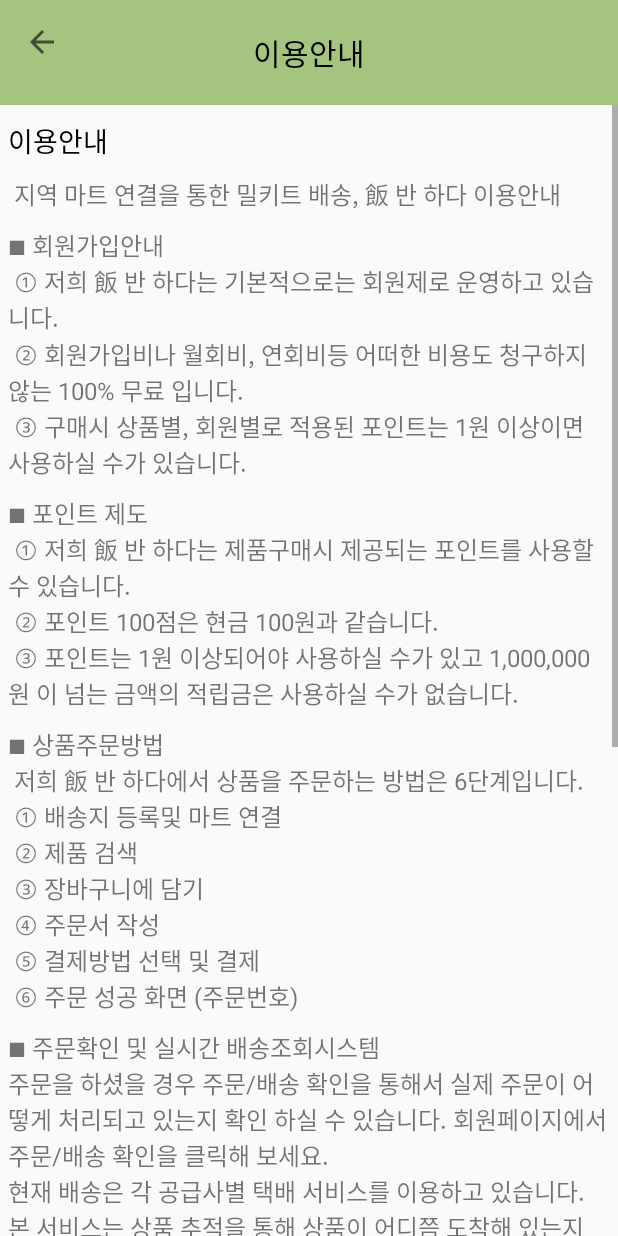
After one commit to seungkloveit/Banhada, an Android app: the Information_Use screen opened directly, with no data from a screen before it, on a phone screen of 412 x 824 dp. The commit adds this screen. Run offline under Robolectric (Android 15) with nearby library versions, the phone set to English and light mode, and no system bars.

Commit message:
소비자앱 수정
마이페이지 - 이용안내화면 추가

```diff
--- a/Banhada/app/src/main/AndroidManifest.xml
+++ b/Banhada/app/src/main/AndroidManifest.xml
@@ -11,6 +11,7 @@
         android:roundIcon="@mipmap/ic_launcher_round"
         android:supportsRtl="true"
         android:theme="@style/AppTheme">
+        <activity android:name="com.banhada.mypage.Information_Use"></activity>
         <activity android:name="com.banhada.product.popular_product" />
         <activity android:name="com.banhada.mypage.QnA_write" />
         <activity android:name="com.banhada.mypage.Notice" />
--- a/Banhada/app/src/main/java/com/banhada/HomeActivity.java
+++ b/Banhada/app/src/main/java/com/banhada/HomeActivity.java
@@ -74,6 +74,7 @@ public class HomeActivity extends AppCompatActivity {
         // 1. 액티비티가 아닌 프래그먼트를 이용한다.
         // 2. 모든 화면에 바텀 네비게이션을 추가한다.
         // 3. 딱히 다른 화면에서 안써도 된다. = 현상유지
+        // 홈으로 이동하기, 검색, 장바구니는 모든 화면에서 사용 가능해야 하는 기능이기 때문에 모든 화면에 바텀 네비게이션을 추가하는게 좋을거 같음 (형찬)
         BottomNavigationView bnv = (BottomNavigationView) findViewById(R.id.bn);
         bnv.setOnNavigationItemSelectedListener(new BottomNavigationView.OnNavigationItemSelectedListener() {
             @Override
--- /dev/null
+++ b/Banhada/app/src/main/java/com/banhada/mypage/Information_Use.java
@@ -0,0 +1,35 @@
+package com.banhada.mypage;
+
+import androidx.appcompat.app.ActionBar;
+import androidx.appcompat.app.AppCompatActivity;
+import androidx.appcompat.widget.Toolbar;
+
+import android.os.Bundle;
+import android.view.MenuItem;
+
+import com.example.banhada.R;
+
+public class Information_Use extends AppCompatActivity {
+
+    @Override
+    protected void onCreate(Bundle savedInstanceState) {
+        super.onCreate(savedInstanceState);
+        setContentView(R.layout.activity_information__use);
+
+        Toolbar toolbar = findViewById(R.id.toolbar);
+        setSupportActionBar(toolbar);
+        ActionBar actionBar = getSupportActionBar();
+        actionBar.setDisplayShowCustomEnabled(true);
+        actionBar.setDisplayShowTitleEnabled(false);
+        actionBar.setDisplayHomeAsUpEnabled(true);
+    }
+    @Override
+    public boolean onOptionsItemSelected(MenuItem item) {
+        switch (item.getItemId()){
+            case android.R.id.home:{ //toolbar의 back키 눌렀을 때 동작
+                finish();
+            }
+        }
+        return super.onOptionsItemSelected(item);
+    }
+}
--- a/Banhada/app/src/main/java/com/banhada/mypage/MyPage.java
+++ b/Banhada/app/src/main/java/com/banhada/mypage/MyPage.java
@@ -97,6 +97,15 @@ public class MyPage extends AppCompatActivity {
             }
         });
 
+        final Button info_use = (Button) findViewById(R.id.info_use);
+
+        info_use.setOnClickListener(new View.OnClickListener() {
+            @Override
+            public void onClick(View view) {
+                Intent intent = new Intent(getApplicationContext(),Information_Use.class);
+                startActivity(intent);
+            }
+        });
 
     }
     @Override
--- /dev/null
+++ b/Banhada/app/src/main/res/layout/activity_information__use.xml
@@ -0,0 +1,137 @@
+<?xml version="1.0" encoding="utf-8"?>
+<androidx.constraintlayout.widget.ConstraintLayout xmlns:android="http://schemas.android.com/apk/res/android"
+    xmlns:app="http://schemas.android.com/apk/res-auto"
+    xmlns:tools="http://schemas.android.com/tools"
+    android:layout_width="match_parent"
+    android:layout_height="match_parent"
+    tools:context="com.banhada.mypage.Information_Use">
+
+    <LinearLayout
+        android:layout_width="match_parent"
+        android:layout_height="match_parent"
+        android:orientation="vertical">
+        <androidx.appcompat.widget.Toolbar
+            android:id="@+id/toolbar"
+            android:layout_width="match_parent"
+            android:layout_height="70dp"
+            android:background="#A4C480">
+
+            <TextView
+                android:layout_width="wrap_content"
+                android:layout_height="wrap_content"
+                android:layout_gravity="center"
+                android:text="이용안내"
+                android:textColor="#000000"
+                android:textSize="20dp" />
+        </androidx.appcompat.widget.Toolbar>
+
+        <ScrollView
+            android:layout_width="match_parent"
+            android:layout_height="match_parent">
+
+            <LinearLayout
+                android:layout_width="match_parent"
+                android:layout_height="wrap_content"
+                android:orientation="vertical" >
+
+                <TextView
+                    android:layout_width="match_parent"
+                    android:layout_height="wrap_content"
+                    android:layout_marginLeft="5dp"
+                    android:layout_marginTop="10dp"
+                    android:layout_marginRight="5dp"
+                    android:text="이용안내"
+                    android:textColor="#000000"
+                    android:textSize="18dp" />
+
+                <TextView
+                    android:layout_width="match_parent"
+                    android:layout_height="wrap_content"
+                    android:layout_marginLeft="5dp"
+                    android:layout_marginTop="10dp"
+                    android:layout_marginRight="5dp"
+                    android:text=" 지역 마트 연결을 통한 밀키트 배송, 飯 반 하다 이용안내"
+                    android:textSize="16dp" />
+
+                <TextView
+                    android:layout_width="match_parent"
+                    android:layout_height="wrap_content"
+                    android:layout_marginLeft="5dp"
+                    android:layout_marginTop="10dp"
+                    android:layout_marginRight="5dp"
+                    android:text="■ 회원가입안내\n
+① 저희 飯 반 하다는 기본적으로는 회원제로 운영하고 있습니다.\n
+② 회원가입비나 월회비, 연회비등 어떠한 비용도 청구하지 않는 100% 무료 입니다.\n
+③ 구매시 상품별, 회원별로 적용된 포인트는 1원 이상이면 사용하실 수가 있습니다."
+                    android:textSize="16dp" />
+
+                <TextView
+                    android:layout_width="match_parent"
+                    android:layout_height="wrap_content"
+                    android:layout_marginLeft="5dp"
+                    android:layout_marginTop="10dp"
+                    android:layout_marginRight="5dp"
+                    android:text="■ 포인트 제도\n
+① 저희 飯 반 하다는 제품구매시 제공되는 포인트를 사용할 수 있습니다.\n
+② 포인트 100점은 현금 100원과 같습니다.\n
+③ 포인트는 1원 이상되어야 사용하실 수가 있고 1,000,000원 이 넘는 금액의 적립금은 사용하실 수가 없습니다."
+                    android:textSize="16dp" />
+
+                <TextView
+                    android:layout_width="match_parent"
+                    android:layout_height="wrap_content"
+                    android:layout_marginLeft="5dp"
+                    android:layout_marginTop="10dp"
+                    android:layout_marginRight="5dp"
+                    android:text="■ 상품주문방법\n
+저희 飯 반 하다에서 상품을 주문하는 방법은 6단계입니다.\n
+① 배송지 등록및 마트 연결\n
+② 제품 검색\n
+③ 장바구니에 담기\n
+④ 주문서 작성\n
+⑤ 결제방법 선택 및 결제\n
+⑥ 주문 성공 화면 (주문번호)"
+                    android:textSize="16dp" />
+
+                <TextView
+                    android:layout_width="match_parent"
+                    android:layout_height="wrap_content"
+                    android:layout_marginLeft="5dp"
+                    android:layout_marginTop="10dp"
+                    android:layout_marginRight="5dp"
+                    android:text="■ 주문확인 및 실시간 배송조회시스템\n주문을 하셨을 경우 주문/배송 확인을 통해서 실제 주문이 어떻게 처리되고 있는지 확인 하실 수 있습니다. 회원페이지에서 주문/배송 확인을 클릭해 보세요.\n현재 배송은 각 공급사별 택배 서비스를 이용하고 있습니다. 본 서비스는 상품 추적을 통해 상품이 어디쯤 도착해 있는지 실시간으로 추적하실 수 있습니다."
+                    android:textSize="16dp" />
+
+                <TextView
+                    android:layout_width="match_parent"
+                    android:layout_height="wrap_content"
+                    android:layout_marginLeft="5dp"
+                    android:layout_marginTop="10dp"
+                    android:layout_marginRight="5dp"
+                    android:textSize="16dp"
+                    android:text="■ 안전한 대금 결제 시스템\n
+저희 飯 반 하다는 신용카드 결제방법을 제공하여 드립니다.\n
+신용카드 결제는 KCP PG사의 전자결제를 이용하므로 보안문제는 걱정하지 않으셔도 되며, 고객님의 이용내역서에는 굿테이블(또는 9TABLE)로 기록됩니다.\n
+이용 가능한 국내 발행 신용카드\n
+- 국내발행 모든 신용카드\n
+이용 가능한 해외 발생 신용카드\n
+- VISA Card, MASTER Card, AMEX Card
+        " />
+                <TextView
+                    android:layout_width="match_parent"
+                    android:layout_height="wrap_content"
+                    android:layout_marginLeft="5dp"
+                    android:layout_marginTop="10dp"
+                    android:layout_marginRight="5dp"
+                    android:textSize="16dp"
+                    android:text="■ 주문취소, 교환 및 환불\n
+저희 飯 반 하다는 소비자의보호를 위해서 규정한 제반 법규를 준수합니다.\n
+주문 취소는 미결재인 상태에서는 고객님이 직접 취소하실 수가 있습니다. 결제후 취소는 저희 고객센터로 문의해 주시기 바랍니다.\n
+무통장 입금의 경우 일정기간동안 송금을 하지 않으면 자동 주문 취소가 되고, 구매자가 원하는 경우 인터넷에서 바로 취소 하실 수도 있으며, 송금을 하신 경우에는 환불조치 해드립니다.
+카드로 결제하신 경우, 승인 취소가 가능하면 취소을 해드리지만 승인 취소가 불가능한 경우 해당 금액을 모두 송금해 드립니다.
+반송을 하실 때에는 주문번호, 회원번호를 메모하여 보내주시면 보다 신속한 처리에 도움이 됩니다." />
+            </LinearLayout>
+        </ScrollView>
+
+    </LinearLayout>
+</androidx.constraintlayout.widget.ConstraintLayout>
--- a/Banhada/app/src/main/res/layout/activity_my_page.xml
+++ b/Banhada/app/src/main/res/layout/activity_my_page.xml
@@ -229,7 +229,7 @@
                         android:textSize="20dp" />
 
                     <Button
-                        android:id="@+id/bt17"
+                        android:id="@+id/info_use"
                         android:layout_width="wrap_content"
                         android:layout_height="match_parent"
                         android:layout_weight="1"
```
